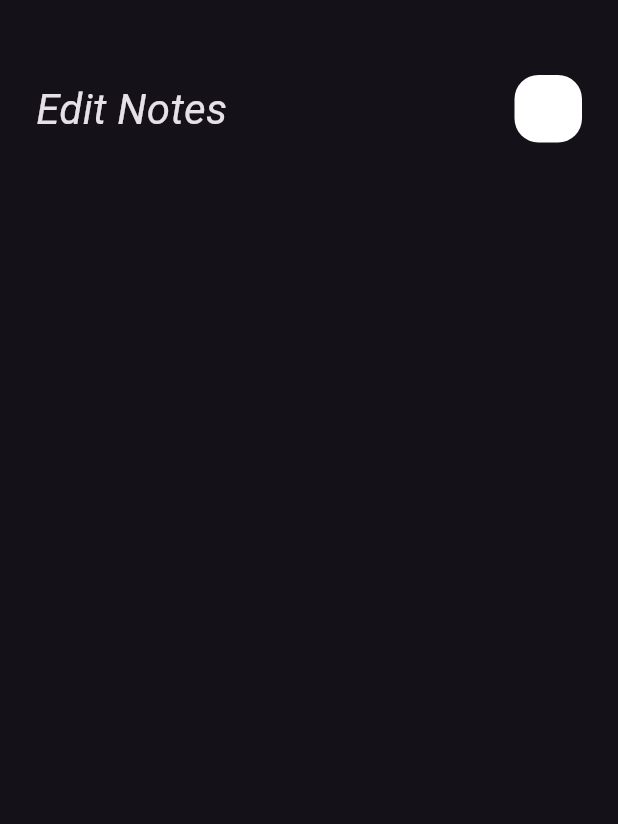
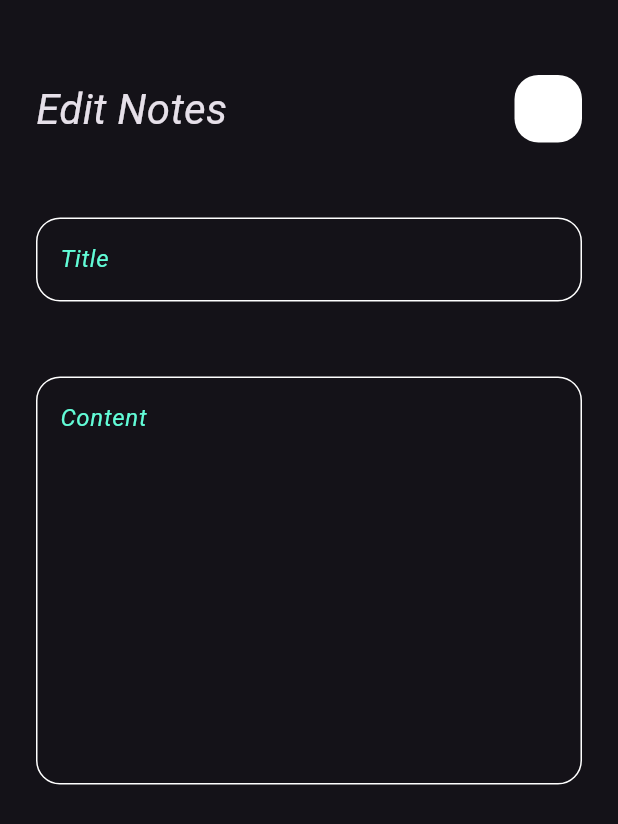
Before and after one commit to mohamedseedk908/NotesApp, a Flutter app: the screen it shows after launch, after a tap on "Flutter Developer", on a phone screen of 412 x 824 dp. Shown: the top 824 px of the screen. Run offline on Flutter 3.47's test engine with Material 3 defaults, Android fonts, the phone set to English and light mode, and no system bars.

Commit message:
Edit Note View Done

```diff
--- a/lib/main.dart
+++ b/lib/main.dart
@@ -1,7 +1,7 @@
 import 'package:flutter/material.dart';
 import 'package:notes/views/notes_view.dart';
 
-void main(){
+void main() {
   runApp(NotesApp());
 }
 
@@ -12,8 +12,7 @@ class NotesApp extends StatelessWidget {
   Widget build(BuildContext context) {
     return MaterialApp(
       debugShowCheckedModeBanner: false,
-      theme: ThemeData(brightness: Brightness.dark,
-      fontFamily: "Roboto"),
+      theme: ThemeData(brightness: Brightness.dark, fontFamily: "Roboto"),
       home: NotesView(),
     );
   }
--- a/lib/views/notes_view.dart
+++ b/lib/views/notes_view.dart
@@ -9,7 +9,7 @@ class NotesView extends StatelessWidget {
   Widget build(BuildContext context) {
     return Scaffold(
       floatingActionButton: FloatingActionButton(
-        onPressed: () {
+        onPressed: (){
           showModalBottomSheet(
             shape:
                 RoundedRectangleBorder(borderRadius: BorderRadius.circular(16)),
--- a/lib/views/widgets/create_custom_notes_item.dart
+++ b/lib/views/widgets/create_custom_notes_item.dart
@@ -39,9 +39,9 @@ class NotesItem extends StatelessWidget {
                 ),
               ),
               subtitle: Text(
-                "i Am Muhammad Sadiq Abdulhadi  A Flutter developer && backEnd Developer ",
+                "i Am Muhammad Sadiq Abdulhadi A Flutter developer && backEnd Developer ",
                 style: TextStyle(
-                  color: Colors.black.withOpacity(0.8),
+                  color: Colors.black,
                   fontSize: 20,
                 ),
               ),
@@ -56,11 +56,13 @@ class NotesItem extends StatelessWidget {
             ),
             Padding(
               padding: const EdgeInsets.only(right: 24),
-              child: Text("May21, 2025",
-                  style: TextStyle(
-                    color: Colors.black.withOpacity(0.8),
-                    fontSize: 20,
-                  )),
+              child: Text(
+                "May21, 2025",
+                style: TextStyle(
+                  color: Colors.black,
+                  fontSize: 20,
+                ),
+              ),
             ),
           ],
         ),
--- a/lib/views/widgets/custom_button.dart
+++ b/lib/views/widgets/custom_button.dart
@@ -10,8 +10,9 @@ class CustomButton extends StatelessWidget {
       width: MediaQuery.of(context).size.width,
       height: 55,
       decoration: BoxDecoration(
-          color: ConstantsColors.kPrimaryColors,
-          borderRadius: BorderRadius.circular(16)),
+        color: ConstantsColors.kPrimaryColors,
+        borderRadius: BorderRadius.circular(16),
+      ),
       child: Center(
         child: Text(
           "Save",
--- a/lib/views/widgets/custom_search_icon.dart
+++ b/lib/views/widgets/custom_search_icon.dart
@@ -10,11 +10,11 @@ class CustomSearchIcon extends StatelessWidget {
       width: 45,
       height: 45,
       decoration: BoxDecoration(
-          color: Colors.white.withValues(green: 500),
-          borderRadius: BorderRadius.circular(16)
+        color: Colors.white.withValues(green: 500),
+        borderRadius: BorderRadius.circular(16),
       ),
       child: Center(
-          child: Icon(icon,size: 28)
+        child: Icon(icon, size: 28),
       ),
     );
   }
--- a/lib/views/widgets/custom_text_field.dart
+++ b/lib/views/widgets/custom_text_field.dart
@@ -2,9 +2,9 @@ import 'package:flutter/material.dart';
 import 'package:notes/views/constants.dart';
 
 class CustomTextField extends StatelessWidget {
-  const CustomTextField({super.key, required this.hint,this.maxLines = 1 });
-final String hint;
-final int maxLines;
+  const CustomTextField({super.key, required this.hint, this.maxLines = 1});
+  final String hint;
+  final int maxLines;
   @override
   Widget build(BuildContext context) {
     return TextField(
--- a/lib/views/widgets/edit_view_body.dart
+++ b/lib/views/widgets/edit_view_body.dart
@@ -1,5 +1,6 @@
 import 'package:flutter/material.dart';
 import 'package:notes/views/widgets/custom_app_bar.dart';
+import 'package:notes/views/widgets/custom_text_field.dart';
 
 class EditNotesViewBody extends StatelessWidget {
   const EditNotesViewBody({super.key});
@@ -10,10 +11,26 @@ class EditNotesViewBody extends StatelessWidget {
       padding: const EdgeInsets.symmetric(horizontal: 24.0),
       child: Column(
         children: [
-          SizedBox(
+          const SizedBox(
             height: 50,
           ),
-        CustomAppBar(title: "Edit Notes",icon: Icons.check ,)
+          CustomAppBar(
+            title: "Edit Notes",
+            icon: Icons.check,
+          ),
+          const SizedBox(
+            height: 50,
+          ),
+          CustomTextField(
+            hint: "Title",
+          ),
+          const SizedBox(
+            height: 50,
+          ),
+          CustomTextField(
+            hint: "Content",
+            maxLines: 10,
+          )
         ],
       ),
     );
--- a/lib/views/widgets/notes_list_view.dart
+++ b/lib/views/widgets/notes_list_view.dart
@@ -16,7 +16,7 @@ class NotesListView extends StatelessWidget {
         itemBuilder:(context,index){
           return const Padding(
             padding:  EdgeInsets.only(bottom: 4),
-            child: NotesItem(),
+            child:  NotesItem(),
           );
         } ,
       ),
--- a/lib/views/widgets/notes_view_body.dart
+++ b/lib/views/widgets/notes_view_body.dart
@@ -14,7 +14,10 @@ class NotesViewBody extends StatelessWidget {
           const SizedBox(
             height: 50,
           ),
-          const CustomAppBar(title: "Notes App",icon: Icons.search,),
+          const CustomAppBar(
+            title: "Notes App",
+            icon: Icons.search,
+          ),
           Expanded(
             child: NotesListView(),
           ),
```
Also changed, not shown: lib/views/widgets/add_notes_button_sheet.dart (+7 -7 lines), lib/views/widgets/custom_app_bar.dart (+7 -3 lines).
